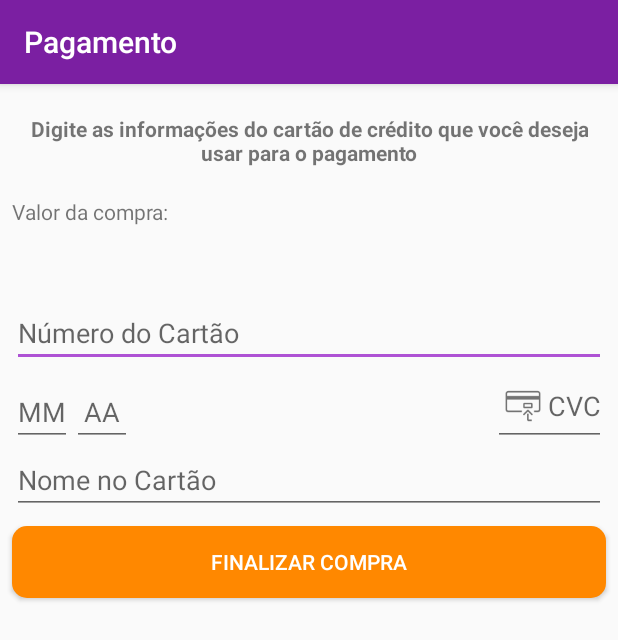
After one commit to felipeaffonso/alura-viagens, an Android app: the PagamentoActivity screen opened directly, with no data from a screen before it, on a phone screen of 412 x 824 dp. The commit adds this screen. Shown: the top 640 px of the screen. Run offline under Robolectric (Android 15) with nearby library versions, the phone set to English and light mode, and no system bars.

Commit message:
Projeto Final no curso 2 de Layout Android

```diff
--- a/app/src/main/AndroidManifest.xml
+++ b/app/src/main/AndroidManifest.xml
@@ -9,6 +9,9 @@
         android:roundIcon="@mipmap/ic_launcher_round"
         android:supportsRtl="true"
         android:theme="@style/AppTheme">
+        <activity android:name=".ui.activity.ResumoCompraActivity"></activity>
+        <activity android:name=".ui.activity.PagamentoActivity" />
+        <activity android:name=".ui.activity.ResumoPacoteActivity" />
         <activity android:name=".ui.activity.ListaPacotesActivity">
             <intent-filter>
                 <action android:name="android.intent.action.MAIN" />
--- a/app/src/main/java/br/com/alura/aluraviagens/model/Pacote.java
+++ b/app/src/main/java/br/com/alura/aluraviagens/model/Pacote.java
@@ -1,8 +1,10 @@
 package br.com.alura.aluraviagens.model;
 
+import java.io.Serializable;
 import java.math.BigDecimal;
 
-public class Pacote {
+public class Pacote implements Serializable {
+
 
     private final String local;
     private final String imagem;
--- /dev/null
+++ b/app/src/main/java/br/com/alura/aluraviagens/ui/activity/PagamentoActivity.java
@@ -0,0 +1,65 @@
+package br.com.alura.aluraviagens.ui.activity;
+
+import android.content.Intent;
+import android.os.Bundle;
+import android.view.View;
+import android.widget.Button;
+import android.widget.TextView;
+
+import androidx.appcompat.app.AppCompatActivity;
+
+import br.com.alura.aluraviagens.R;
+import br.com.alura.aluraviagens.model.Pacote;
+import br.com.alura.aluraviagens.util.MoedaUtil;
+
+import static br.com.alura.aluraviagens.ui.activity.PacoteActivityConstants.CHAVE_PACOTE;
+
+public class PagamentoActivity extends AppCompatActivity {
+
+    private static final String TITLE_APPBAR = "Pagamento";
+
+    @Override
+    protected void onCreate(Bundle savedInstanceState) {
+        super.onCreate(savedInstanceState);
+        setContentView(R.layout.activity_pagamento);
+
+        setTitle(TITLE_APPBAR);
+
+        carregaPacoteRecebido();
+
+    }
+
+    private void carregaPacoteRecebido() {
+        final Intent intent = getIntent();
+
+        if(intent.hasExtra(CHAVE_PACOTE)) {
+            final Pacote pacote = (Pacote) intent.getSerializableExtra(CHAVE_PACOTE);
+
+            mostraPreco(pacote);
+
+            configuraBotaoFinalizaCompra(pacote);
+        }
+    }
+
+    private void configuraBotaoFinalizaCompra(final Pacote pacote) {
+        Button botaoFinaliza = findViewById(R.id.pagamento_botao_finaliza_compra);
+        botaoFinaliza.setOnClickListener(new View.OnClickListener() {
+            @Override
+            public void onClick(View v) {
+                vaiParaResumoCompra(pacote);
+            }
+        });
+    }
+
+    private void vaiParaResumoCompra(Pacote pacote) {
+        final Intent intent = new Intent(PagamentoActivity.this, ResumoCompraActivity.class);
+        intent.putExtra(CHAVE_PACOTE, pacote);
+        startActivity(intent);
+    }
+
+    private void mostraPreco(Pacote pacote) {
+        TextView preco = findViewById(R.id.pagamento_preco_pacote);
+        final String precoPacoteFormatado = MoedaUtil.formataParaBrasileiro(pacote.getPreco());
+        preco.setText(precoPacoteFormatado);
+    }
+}
--- /dev/null
+++ b/app/src/main/res/drawable/botao_redondo_laranja.xml
@@ -0,0 +1,7 @@
+<?xml version="1.0" encoding="utf-8"?>
+<shape xmlns:android="http://schemas.android.com/apk/res/android"
+    android:shape="rectangle">
+    <solid android:color="@android:color/holo_orange_dark" />
+    <corners android:radius="10dp" />
+
+</shape>
--- /dev/null
+++ b/app/src/main/res/layout/activity_pagamento.xml
@@ -0,0 +1,119 @@
+<?xml version="1.0" encoding="utf-8"?>
+<androidx.constraintlayout.widget.ConstraintLayout xmlns:android="http://schemas.android.com/apk/res/android"
+    xmlns:app="http://schemas.android.com/apk/res-auto"
+    xmlns:tools="http://schemas.android.com/tools"
+    android:layout_width="match_parent"
+    android:layout_height="match_parent">
+
+    <TextView
+        android:id="@+id/pagamento_orientacao"
+        android:layout_width="0dp"
+        android:layout_height="wrap_content"
+        android:layout_margin="20dp"
+        android:text="@string/pagamento_orientacao"
+        android:textAlignment="center"
+        android:textStyle="bold"
+        app:layout_constraintEnd_toEndOf="parent"
+        app:layout_constraintStart_toStartOf="parent"
+        app:layout_constraintTop_toTopOf="parent" />
+
+    <TextView
+        android:id="@+id/pagamento_valor_da_compra"
+        android:layout_width="wrap_content"
+        android:layout_height="wrap_content"
+        android:layout_marginStart="8dp"
+        android:layout_marginLeft="8dp"
+        android:layout_marginTop="20dp"
+        android:layout_marginEnd="8dp"
+        android:text="@string/valor_da_compra"
+        app:layout_constraintStart_toStartOf="parent"
+        app:layout_constraintTop_toBottomOf="@+id/pagamento_orientacao" />
+
+    <TextView
+        android:id="@+id/pagamento_preco_pacote"
+        android:layout_width="wrap_content"
+        android:layout_height="wrap_content"
+        android:layout_marginTop="8dp"
+        android:textColor="@android:color/holo_green_dark"
+        android:textSize="24sp"
+        app:layout_constraintStart_toStartOf="@+id/pagamento_valor_da_compra"
+        app:layout_constraintTop_toBottomOf="@+id/pagamento_valor_da_compra"
+        tools:text="R$ 421,50" />
+
+    <EditText
+        android:id="@+id/pagamento_numero_cartao"
+        android:layout_width="0dp"
+        android:layout_height="wrap_content"
+        android:layout_margin="8dp"
+        android:hint="@string/numero_cartao"
+        android:inputType="number"
+        android:maxLength="12"
+        app:layout_constraintEnd_toEndOf="parent"
+        app:layout_constraintStart_toStartOf="parent"
+        app:layout_constraintTop_toBottomOf="@+id/pagamento_preco_pacote"
+        android:importantForAutofill="no" />
+
+    <EditText
+        android:id="@+id/pagamento_mes_cartao"
+        android:layout_width="40dp"
+        android:layout_height="wrap_content"
+        android:hint="@string/mes_cartao"
+        android:inputType="number"
+        android:maxLength="2"
+        android:textAlignment="center"
+        app:layout_constraintBottom_toBottomOf="@+id/pagamento_cvc_cartao"
+        app:layout_constraintStart_toStartOf="@+id/pagamento_numero_cartao"
+        android:importantForAutofill="no"/>
+
+    <EditText
+        android:id="@+id/pagamento_ano_cartao"
+        android:layout_width="40dp"
+        android:layout_height="wrap_content"
+        android:hint="@string/ano_cartao"
+        android:inputType="number"
+        android:maxLength="2"
+        android:textAlignment="center"
+        app:layout_constraintBottom_toBottomOf="@+id/pagamento_cvc_cartao"
+        app:layout_constraintStart_toEndOf="@+id/pagamento_mes_cartao"
+        android:importantForAutofill="no"/>
+
+    <EditText
+        android:id="@+id/pagamento_cvc_cartao"
+        android:layout_width="wrap_content"
+        android:layout_height="wrap_content"
+        android:drawableStart="@drawable/ic_cvc_cartao_de_credito"
+        android:drawableLeft="@drawable/ic_cvc_cartao_de_credito"
+        android:hint="@string/cvc_cartao"
+        android:inputType="number"
+        android:maxLength="3"
+        android:textAlignment="center"
+        app:layout_constraintEnd_toEndOf="@+id/pagamento_numero_cartao"
+        app:layout_constraintTop_toBottomOf="@+id/pagamento_numero_cartao"
+        android:importantForAutofill="no"/>
+
+    <EditText
+        android:id="@+id/pagamento_nome_cartao"
+        android:layout_width="0dp"
+        android:layout_height="wrap_content"
+        android:digits="@string/mascara_nome_cartao"
+        android:hint="@string/nome_no_cartao"
+        android:inputType="text"
+        app:layout_constraintEnd_toEndOf="@+id/pagamento_cvc_cartao"
+        app:layout_constraintStart_toStartOf="@+id/pagamento_mes_cartao"
+        app:layout_constraintTop_toBottomOf="@+id/pagamento_cvc_cartao"
+        android:importantForAutofill="no"/>
+
+    <Button
+        android:id="@+id/pagamento_botao_finaliza_compra"
+        android:layout_width="0dp"
+        android:layout_height="wrap_content"
+        android:layout_marginTop="8dp"
+        android:background="@drawable/botao_redondo_laranja"
+        android:text="@string/finalizar_compra"
+        android:textColor="@android:color/white"
+        app:layout_constraintStart_toStartOf="@+id/pagamento_nome_cartao"
+        app:layout_constraintTop_toBottomOf="@+id/pagamento_nome_cartao"
+        app:layout_constraintEnd_toEndOf="@+id/pagamento_nome_cartao"
+        app:layout_constraintVertical_bias="0.0" />
+
+</androidx.constraintlayout.widget.ConstraintLayout>
--- a/app/src/main/res/values/strings.xml
+++ b/app/src/main/res/values/strings.xml
@@ -3,4 +3,20 @@
     <string name="especiais">Especiais</string>
     <string name="pais">Brasil</string>
     <string name="conteudo_do_banner_inicial">Banner inicial dos pacotes</string>
+    <string name="preco_final">Preço final:</string>
+    <string name="realizar_pagamento">REALIZAR PAGAMENTO</string>
+    <string name="imagem_do_pacote">Imagem do Pacote</string>
+    <string name="numero_cartao">Número do Cartão</string>
+    <string name="finalizar_compra">FINALIZAR COMPRA</string>
+    <string name="pagamento_orientacao">Digite as informações do cartão de crédito que você deseja usar para o pagamento</string>
+    <string name="valor_da_compra">Valor da compra:</string>
+    <string name="mes_cartao">MM</string>
+    <string name="ano_cartao">AA</string>
+    <string name="cvc_cartao">CVC</string>
+    <string name="nome_no_cartao">Nome no Cartão</string>
+    <string name="mascara_nome_cartao">qwertyuiopasdfghjklçzxcvbnmQWERTYUIOPASDFGHJKLÇZXCVBNM\u0020</string>
+    <string name="parabens">Parabéns!</string>
+    <string name="compra_realizada_com_sucesso">Compra realizada com sucessso :)</string>
+    <string name="confira_o_resumo_da_compra">Confira o resumo da compra:</string>
+    <string name="banner_inicial_do_resumo">Banner Inicial do Resumo</string>
 </resources>
```
Also changed, not shown: app/src/main/java/br/com/alura/aluraviagens/ui/activity/ListaPacotesActivity.java (+21 -0 lines), app/src/main/java/br/com/alura/aluraviagens/ui/activity/PacoteActivityConstants.java (added, +7 -0 lines), app/src/main/java/br/com/alura/aluraviagens/ui/activity/ResumoCompraActivity.java (added, +72 -0 lines), app/src/main/java/br/com/alura/aluraviagens/ui/activity/ResumoPacoteActivity.java (added, +100 -0 lines), app/src/main/java/br/com/alura/aluraviagens/util/DataUtil.java (added, +25 -0 lines), app/src/main/res/layout/activity_resumo_compra.xml (added, +97 -0 lines), app/src/main/res/layout/activity_resumo_pacote.xml (added, +90 -0 lines), app/src/main/res/drawable-hdpi/ic_cvc_cartao_de_credito.png (added), app/src/main/res/drawable-mdpi/ic_cvc_cartao_de_credito.png (added), app/src/main/res/drawable-xhdpi/ic_cvc_cartao_de_credito.png (added), app/src/main/res/drawable-xxhdpi/ic_cvc_cartao_de_credito.png (added), app/src/main/res/drawable-xxxhdpi/ic_cvc_cartao_de_credito.png (added).
